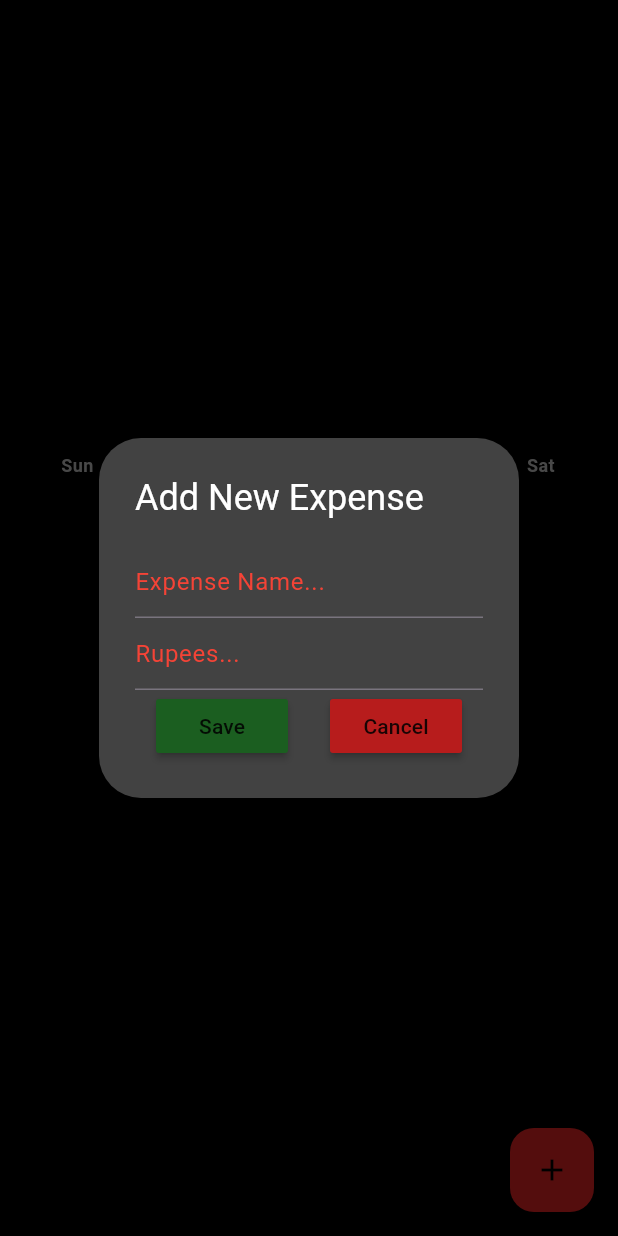
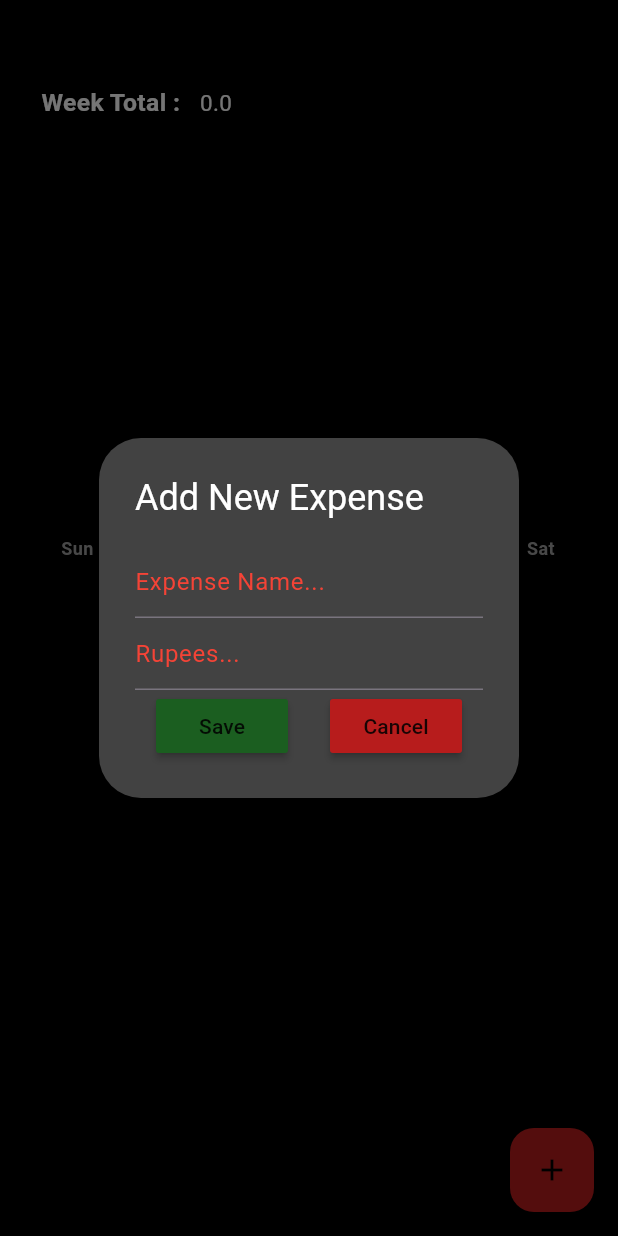
Before and after one commit to HarshitAgrawal22/expense_app_flutter, a Flutter app: the screen it shows after launch, after a tap on the "add" icon, on a phone screen of 412 x 824 dp. Run offline on Flutter 3.47's test engine with Material 3 defaults, Android fonts, the phone set to English and light mode, and no system bars; drawn by our look-alikes of fl_chart; our stand-ins replace hive, hive_flutter; accounts and stored records are empty.

Commit message:
all the work on the app is finished

```diff
--- a/lib/components/bar_graph.dart
+++ b/lib/components/bar_graph.dart
@@ -70,14 +70,13 @@ class MyGraph extends StatelessWidget {
   // This method creates a BarChartGroupData with multiple BarChartRodData for each expense
   BarChartGroupData createBarGroup(
       BuildContext context, int x, List<double> expenses, List<Color> colors) {
-    double cumulativeY = 0; // To track the cumulative height of expenses
+    // To track the cumulative height of expenses
 
     return BarChartGroupData(
       x: x,
       barRods: expenses.asMap().entries.map((entry) {
         int index = entry.key;
         double expense = entry.value;
-        cumulativeY += expense; // Increment cumulative height
 
         return BarChartRodData(
           toY: expense,
--- a/lib/components/expense_summary.dart
+++ b/lib/components/expense_summary.dart
@@ -9,16 +9,29 @@ class expenseSummary extends StatelessWidget {
 
   expenseSummary({super.key, required this.startOfWeek});
 
-  double getMax({required List list}) {
+  double getMax({required List list, required List list2}) {
+    // here we are getting the highest expense of the week and according to that
+    // all other expenses will be judged
     double max = 0;
-
-    for (double num in list) {
-      if (max < num) {
-        max = num;
+    print(list2);
+    print(list);
+    for (List<double> dayExpense in list2) {
+      for (double expense in dayExpense)
+        if (max < expense) {
+          max = expense;
         }
     }
+    print(max);
+    return max;
+  }
 
-    return max;
+  double getWeekTotal(List weekExpenses) {
+    double total = 0;
+    for (List<double> dayExpense in weekExpenses) {
+      for (double expense in dayExpense) total += expense;
+    }
+
+    return total;
   }
 
   @override
@@ -40,12 +53,38 @@ class expenseSummary extends StatelessWidget {
         convertDateTimeToString(startOfWeek.add(const Duration(days: 6)));
 
     return Consumer<ExpenseData>(
-      builder: (context, value, child) => SizedBox(
+        builder: (context, value, child) => Column(
+              children: [
+                Row(
+                  children: [
+                    Padding(
+                        padding: EdgeInsets.symmetric(
+                            horizontal: MediaQuery.sizeOf(context).width / 30,
+                            vertical: MediaQuery.sizeOf(context).height / 30)),
+                    Text(
+                      "Week Total :   ",
+                      style: TextStyle(
+                          fontSize: MediaQuery.sizeOf(context).height / 50,
+                          color: Colors.white,
+                          fontWeight: FontWeight.bold),
+                    ),
+                    Text(
+                      "${getWeekTotal(value.getAllExpenses().values.toList())}",
+                      style: TextStyle(
+                          color: Colors.white,
+                          fontSize: MediaQuery.sizeOf(context).height / 55),
+                    )
+                  ],
+                ),
+                SizedBox(
                   height: MediaQuery.of(context).size.height / 3,
                   child: MyGraph(
                       maxY: getMax(
-              list: value.calculateDailyExpenseSummary().values.toList(),
-            ),
+                          list: value
+                              .calculateDailyExpenseSummary()
+                              .values
+                              .toList(),
+                          list2: value.getAllExpenses().values.toList()),
                       sunExpenses: value.getAllExpenses()[sunday] ?? [],
                       monExpenses: value.getAllExpenses()[monday] ?? [],
                       tueExpenses: value.getAllExpenses()[tuesday] ?? [],
@@ -54,6 +93,7 @@ class expenseSummary extends StatelessWidget {
                       friExpenses: value.getAllExpenses()[friday] ?? [],
                       satExpenses: value.getAllExpenses()[saturday] ?? []),
                 ),
-    );
+              ],
+            ));
   }
 }
--- a/lib/database/expenseData.dart
+++ b/lib/database/expenseData.dart
@@ -1,3 +1,4 @@
+import 'package:expense_app/database/hiveDB.dart';
 import 'package:expense_app/datetime/date__time_helper.dart';
 import 'package:expense_app/models/expenseItems.dart';
 import 'package:flutter/material.dart';
@@ -17,12 +18,21 @@ class ExpenseData extends ChangeNotifier {
   void addNewExpense(ExpenseItem newExpense) {
     overAllExpenseList.add(newExpense);
     notifyListeners();
+    db.saveData(overAllExpenseList);
+  }
+
+  final db = HiveDB();
+  void prepareData() {
+    if (db.readData().isNotEmpty) {
+      overAllExpenseList = db.readData();
+    }
   }
 
 // delete a expense
   void deleteExpense(ExpenseItem Item) {
     overAllExpenseList.remove(Item);
     notifyListeners();
+    db.saveData(overAllExpenseList);
   }
 
   // get weekday (mon, tues, wed , thurs , fri , sat , sun )
--- /dev/null
+++ b/lib/database/hiveDB.dart
@@ -0,0 +1,70 @@
+import 'package:expense_app/database/expenseData.dart';
+import 'package:expense_app/models/expenseItems.dart';
+import 'package:flutter/foundation.dart';
+import 'package:hive/hive.dart';
+
+class HiveDB {
+  // reference our box
+  final myBox = Hive.box("expenseDB");
+  // write data
+  void saveData(List<ExpenseItem> allExpense) {
+/*
+Hive can only store strings and datetime , and not the custom objects like we have expenseItem ,
+
+So we will need to convert ExpenseItem objects into types that can be stored to the Hive DB
+
+allExpenses = [
+
+ExpenseItem ( name / amount / datetime )
+
+]
+->
+
+[name , amount , datetime ]
+Effortless Al Boost for Free! Try it out!
+https://sider.ai/invited?c=2b30f1259d6cece0cb73b038c240318e
+*/
+
+    List<List<dynamic>> allExpensesFormatted = [];
+
+    for (var expense in allExpense) {
+      List<dynamic> expenseFormatted = [
+        expense.name,
+        expense.amount,
+        expense.dateTime
+      ];
+      allExpensesFormatted.add(expenseFormatted);
+    }
+
+    // at the end store it in database
+
+    myBox.put("all_expenses", allExpensesFormatted);
+  }
+  // read data
+
+  List<ExpenseItem> readData() {
+/*
+Data stored in the databse is in the string + datetime  format
+we will need to convert that to expenseItem objects
+*/
+
+    List savedExpenses = myBox.get("all_expenses") ?? [];
+    List<ExpenseItem> allExpenses = [];
+
+    for (int i = 0; i < savedExpenses.length; i++) {
+      // Collecting individual data
+      String name = savedExpenses[i][0];
+      String amount = savedExpenses[i][1];
+      DateTime datetime = savedExpenses[i][2];
+// Create expenseItem object
+
+      ExpenseItem expense =
+          new ExpenseItem(name: name, amount: amount, dateTime: datetime);
+
+      // add the item to the list
+      allExpenses.add(expense);
+    }
+    return allExpenses;
+  }
+  // update data
+}
--- a/lib/main.dart
+++ b/lib/main.dart
@@ -1,9 +1,15 @@
 import 'package:expense_app/database/expenseData.dart';
 import 'package:expense_app/pages/homePage.dart';
 import 'package:flutter/material.dart';
+import 'package:hive_flutter/adapters.dart';
 import 'package:provider/provider.dart';
 
-void main() {
+void main() async {
+  // initialize hive
+  await Hive.initFlutter();
+
+  // open the hive box
+  await Hive.openBox("expenseDB");
   runApp(const MyApp());
 }
 
--- a/lib/pages/homePage.dart
+++ b/lib/pages/homePage.dart
@@ -15,6 +15,14 @@ class homePage extends StatefulWidget {
 class _homePageState extends State<homePage> {
   TextEditingController newExpenseNameController = new TextEditingController(),
       NewExpenseAmountController = new TextEditingController();
+
+  @override
+  void initState() {
+    // TODO: implement initState
+    super.initState();
+    Provider.of<ExpenseData>(context, listen: false).prepareData();
+  }
+
   void addNewExpense() {
     showDialog(
       context: context,
@@ -71,15 +79,18 @@ class _homePageState extends State<homePage> {
   }
 
   void save() {
+    if (newExpenseNameController.text.isNotEmpty &&
+        NewExpenseAmountController.text.isNotEmpty) {
       ExpenseItem newExpense = ExpenseItem(
           name: newExpenseNameController.text,
           amount: NewExpenseAmountController.text,
           dateTime: DateTime.now());
-    Provider.of<ExpenseData>(context, listen: false).addNewExpense(newExpense);
+      Provider.of<ExpenseData>(context, listen: false)
+          .addNewExpense(newExpense);
       newExpenseNameController.clear();
       NewExpenseAmountController.clear();
       Navigator.pop(context);
-    setState(() {});
+    }
   }
 
   void cancel() {
```
Lines whose indentation alone changed are shown as unchanged.
